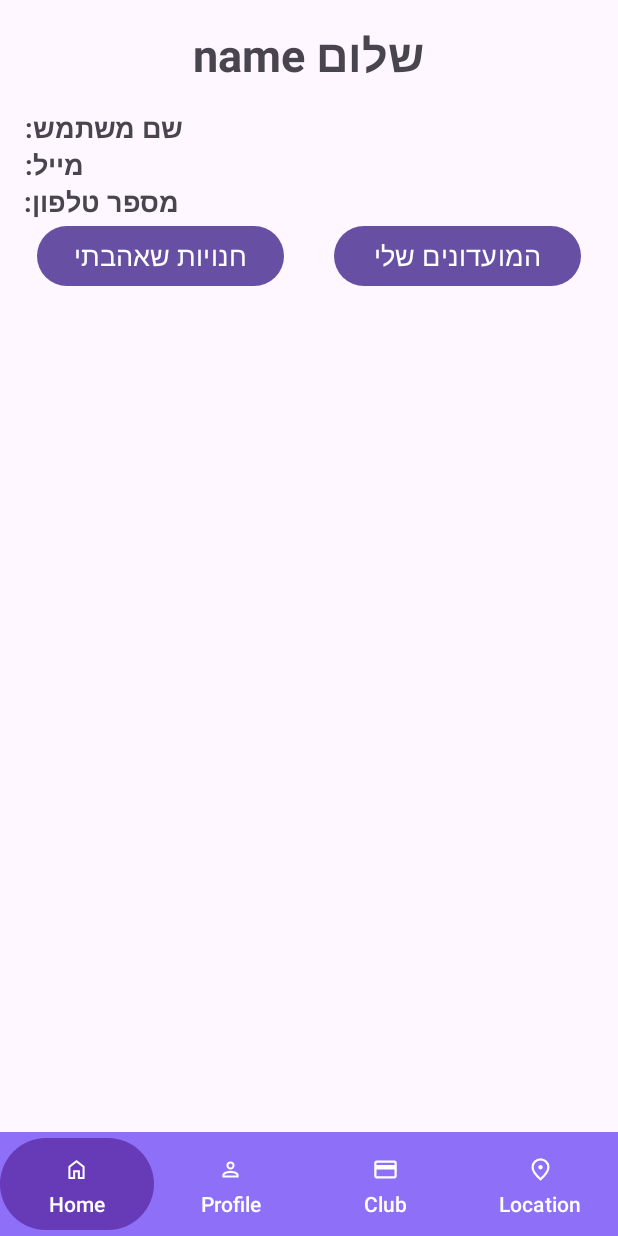
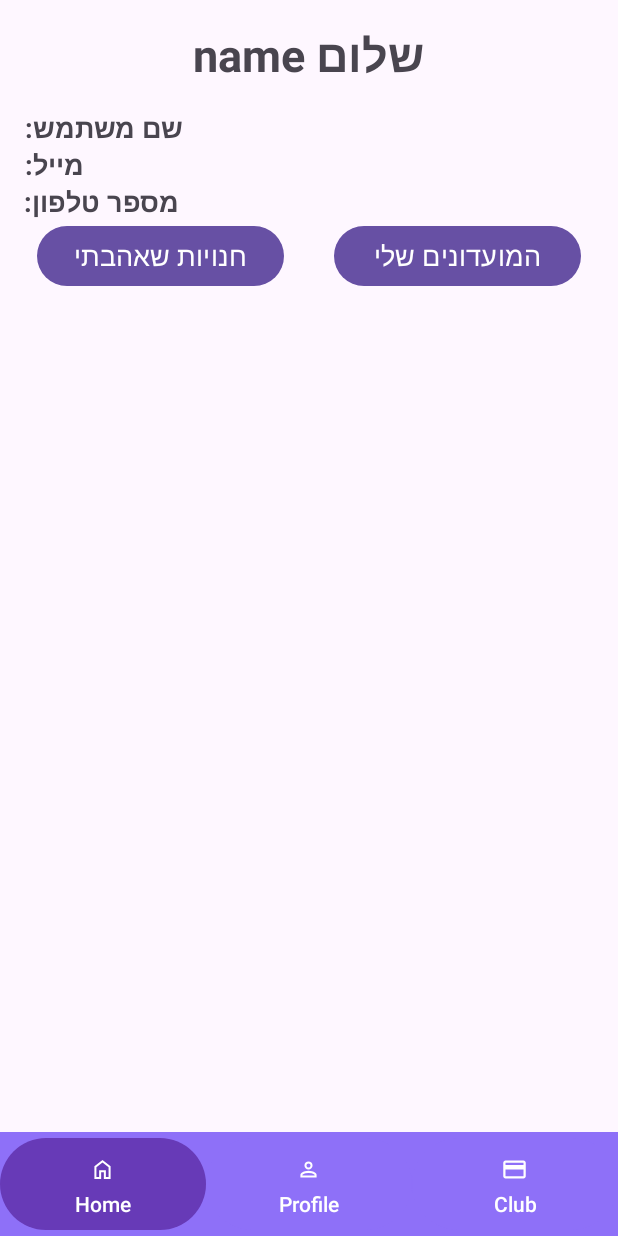
Before and after one commit to yahavLer/2024B_finalProject_YahavLer, an Android app: the activity_profile screen opened directly, with no data from a screen before it, on a phone screen of 412 x 824 dp. Run offline under Robolectric (Android 15) with nearby library versions, the phone set to English and light mode, and no system bars; our stand-ins replace Firebase (no records; nobody signed in at launch, a user with empty details on screens opened directly).

Commit message:
17/8/24 16:20

```diff
--- a/app/src/main/java/com/example/a2024b_finalproject_yahavler/ActivityView/activity_profile.java
+++ b/app/src/main/java/com/example/a2024b_finalproject_yahavler/ActivityView/activity_profile.java
@@ -68,11 +68,13 @@ public class activity_profile extends AppCompatActivity {
 
         NevigationActivity.findNevigationButtens(this);
 
-        btnFavorite.setOnClickListener(v -> showFavoriteStores());
-        btnClubs.setOnClickListener(v -> showUserClubs());
+        btnFavorite.setOnClickListener(v -> {
+            showFavoriteStores();
+        });
+        btnClubs.setOnClickListener(v -> {
+            showUserClubs();
+        });
     }
-
-
 
     private void findView() {
         EDT_Hello = findViewById(R.id.Hello);
--- a/app/src/main/java/com/example/a2024b_finalproject_yahavler/Adapter/StoreAdapter.java
+++ b/app/src/main/java/com/example/a2024b_finalproject_yahavler/Adapter/StoreAdapter.java
@@ -70,7 +70,7 @@ public class StoreAdapter extends RecyclerView.Adapter<StoreAdapter.StoreViewHol
         ImageLoader.init(context);
         ImageLoader.getInstance().loadImage(store.getLogo(), holder.storeLogo);
         holder.storeName.setText(store.getName());
-        holder.storeClubs.setText(String.join("Accepted Clubs: ", store.getAcceptedClubs()));
+//        holder.storeClubs.setText(String.join("Accepted Clubs: ", store.getAcceptedClubs()));
     }
 
     private void setupFavoriteButton(@NonNull StoreViewHolder holder, Store store) {
--- a/app/src/main/java/com/example/a2024b_finalproject_yahavler/Adapter/UserClubsAdapter.java
+++ b/app/src/main/java/com/example/a2024b_finalproject_yahavler/Adapter/UserClubsAdapter.java
@@ -59,10 +59,10 @@ public class UserClubsAdapter extends RecyclerView.Adapter<UserClubsAdapter.View
     public void onBindViewHolder(@NonNull ViewHolder holder, int position) {
         ClubMembership clubMembership = clubMembershipsList.get(position);
         holder.TV_club_name.setText(clubMembership.getClubId());
-        holder.TV_club_card_number.setText("Card Number: " + clubMembership.getCreditCardInfo());
+        holder.TV_club_card_number.setText("מספר כרטיס: " + clubMembership.getCreditCardInfo());
         SimpleDateFormat sdf = new SimpleDateFormat("MM/yyyy", Locale.getDefault());
         String expiryDateStr = sdf.format(clubMembership.getMembershipExpiry());
-        holder.TV_club_expiry_date.setText("Expiry Date: " + expiryDateStr);
+        holder.TV_club_expiry_date.setText("תוקף המועדון: " + expiryDateStr);
         // Fetch Club details for logo
         AppManagerFirebase.fetchClubById(clubMembership.getClubId(), club -> {
             if (club != null) {
--- a/app/src/main/java/com/example/a2024b_finalproject_yahavler/Managers/NevigationActivity.java
+++ b/app/src/main/java/com/example/a2024b_finalproject_yahavler/Managers/NevigationActivity.java
@@ -20,7 +20,6 @@ public class NevigationActivity {
         MaterialButton navigation_home = activity.findViewById(R.id.navigation_home);
         MaterialButton navigation_profile = activity.findViewById(R.id.navigation_profile);
         MaterialButton navigation_clubs = activity.findViewById(R.id.navigation_clubs);
-        MaterialButton navigation_store_locations = activity.findViewById(R.id.navigation_store_locations);
 
         SharedPreferences sharedPreferences = activity.getSharedPreferences("NavigationPrefs", Context.MODE_PRIVATE);
         int selectedButtonId = sharedPreferences.getInt("selectedButtonId", R.id.navigation_home);
@@ -29,7 +28,6 @@ public class NevigationActivity {
         setButtonColor(navigation_home, R.color.inactiveButtonColor);
         setButtonColor(navigation_profile, R.color.inactiveButtonColor);
         setButtonColor(navigation_clubs, R.color.inactiveButtonColor);
-        setButtonColor(navigation_store_locations, R.color.inactiveButtonColor);
 
         // Set the selected button color
         setButtonColor(activity.findViewById(selectedButtonId), R.color.activeButtonColor);
@@ -41,7 +39,6 @@ public class NevigationActivity {
                 setButtonColor(navigation_home, R.color.inactiveButtonColor);
                 setButtonColor(navigation_profile, R.color.inactiveButtonColor);
                 setButtonColor(navigation_clubs, R.color.inactiveButtonColor);
-                setButtonColor(navigation_store_locations, R.color.inactiveButtonColor);
 
                 // Set the selected button color
                 setButtonColor(v, R.color.activeButtonColor);
@@ -70,7 +67,6 @@ public class NevigationActivity {
         navigation_home.setOnClickListener(listener);
         navigation_profile.setOnClickListener(listener);
         navigation_clubs.setOnClickListener(listener);
-        navigation_store_locations.setOnClickListener(listener);
     }
 
     public static void setButtonColor(View button, int color) {
--- a/app/src/main/res/layout/buttom_menu.xml
+++ b/app/src/main/res/layout/buttom_menu.xml
@@ -42,27 +42,4 @@
         android:padding="8dp"
         android:backgroundTint="@android:color/transparent" />
 
-<!--    <com.google.android.material.button.MaterialButton-->
-<!--        android:id="@+id/navigation_stores"-->
-<!--        android:layout_width="0dp"-->
-<!--        android:layout_height="wrap_content"-->
-<!--        android:layout_weight="1"-->
-<!--        android:text="Store"-->
-<!--        app:icon="@drawable/ic_stores"-->
-<!--        app:iconGravity="textTop"-->
-<!--        android:gravity="center"-->
-<!--        android:padding="8dp"-->
-<!--        android:backgroundTint="@android:color/transparent" />-->
-    <com.google.android.material.button.MaterialButton
-        android:id="@+id/navigation_store_locations"
-        android:layout_width="0dp"
-        android:layout_height="wrap_content"
-        android:layout_weight="1"
-        android:text="Location"
-        app:icon="@drawable/ic_location"
-        app:iconGravity="textTop"
-        android:gravity="center"
-        android:padding="8dp"
-        android:backgroundTint="@android:color/transparent" />
-
 </LinearLayout>
--- a/app/src/main/res/layout/club_item_object.xml
+++ b/app/src/main/res/layout/club_item_object.xml
@@ -128,6 +128,7 @@
                 android:layout_marginBottom="@dimen/data_end_margin"
                 android:hint="Expiry Date (MM/yyyy)"
                 android:inputType="none"
+                android:focusable="false"
                 android:maxLines="1"
                 android:minLines="1"
                 android:textSize="@dimen/data_text_size"
```
Also changed, not shown: app/src/main/res/layout/club_details_item.xml (+8 -8 lines), app/src/main/res/layout/store_item_object.xml (+7 -20 lines), app/src/main/res/menu/side_menu.xml (deleted, +0 -18 lines).
